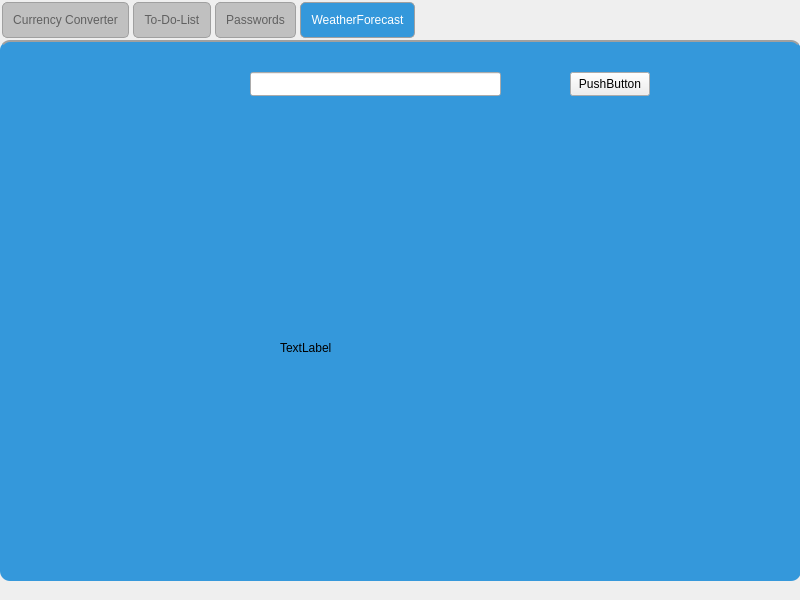
Before: the Qt Designer form mainwindow.ui in lucapau/QT4in1App, drawn with Qt 5.
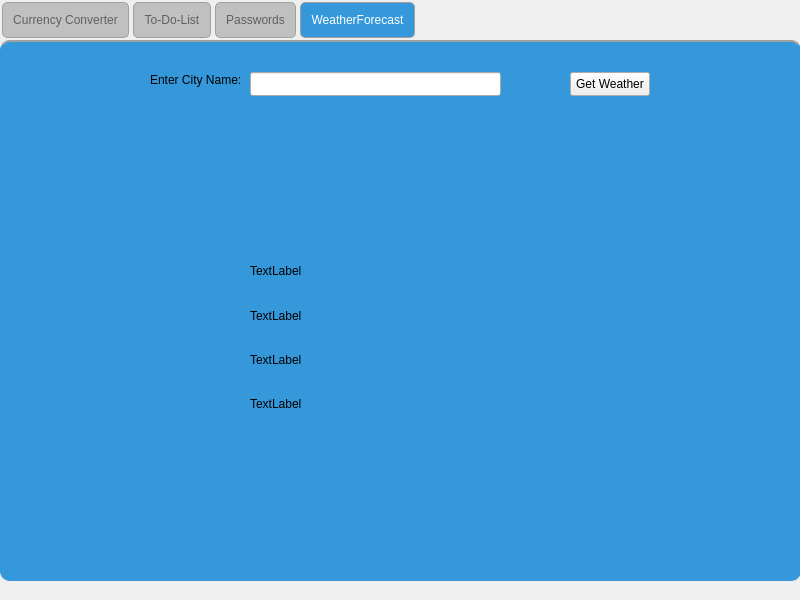
After: the same form once the commit is applied. The open tabs and pages were chosen to show the change.

The edit to the form file:
```diff
--- a/mainwindow.ui
+++ b/mainwindow.ui
@@ -357,21 +357,61 @@
        </rect>
       </property>
       <property name="text">
-       <string>PushButton</string>
+       <string>Get Weather</string>
       </property>
      </widget>
      <widget class="QLabel" name="weatherInfoLabel">
       <property name="geometry">
        <rect>
-        <x>270</x>
+        <x>140</x>
+        <y>20</y>
+        <width>101</width>
+        <height>16</height>
+       </rect>
+      </property>
+      <property name="text">
+       <string>Enter City Name: </string>
+      </property>
+     </widget>
+     <widget class="QWidget" name="gridLayoutWidget">
+      <property name="geometry">
+       <rect>
+        <x>240</x>
         <y>200</y>
         <width>251</width>
-        <height>191</height>
+        <height>171</height>
        </rect>
       </property>
-      <property name="text">
-       <string>TextLabel</string>
-      </property>
+      <layout class="QGridLayout" name="gridLayout">
+       <item row="3" column="0">
+        <widget class="QLabel" name="windInfoLabel_2">
+         <property name="text">
+          <string>TextLabel</string>
+         </property>
+        </widget>
+       </item>
+       <item row="0" column="0">
+        <widget class="QLabel" name="temperatureInfoLabel">
+         <property name="text">
+          <string>TextLabel</string>
+         </property>
+        </widget>
+       </item>
+       <item row="1" column="0">
+        <widget class="QLabel" name="humidityInfoLabel_3">
+         <property name="text">
+          <string>TextLabel</string>
+         </property>
+        </widget>
+       </item>
+       <item row="2" column="0">
+        <widget class="QLabel" name="iconInfoLabel_4">
+         <property name="text">
+          <string>TextLabel</string>
+         </property>
+        </widget>
+       </item>
+      </layout>
      </widget>
     </widget>
    </widget>
```
Left out of the diff: 6 changed lines with no effect on the pictures.
